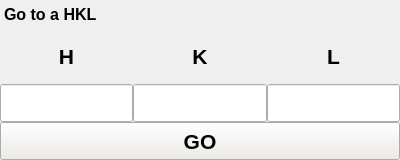
First picture: the form in gui/goto_hkl.ui, repository HugoValim/DAF, before the edit.
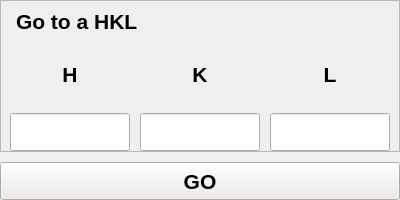
Second picture: the form after the edit.

Commit message: Added th set experiment to daf.gui, also did some changes i daf.expt to accept float values

```diff
--- a/gui/goto_hkl.ui
+++ b/gui/goto_hkl.ui
@@ -7,7 +7,7 @@
     <x>0</x>
     <y>0</y>
     <width>400</width>
-    <height>160</height>
+    <height>200</height>
    </rect>
   </property>
   <property name="windowTitle">
@@ -30,21 +30,49 @@
     <number>0</number>
    </property>
    <item>
+    <widget class="QFrame" name="frame">
+     <property name="frameShape">
+      <enum>QFrame::StyledPanel</enum>
+     </property>
+     <property name="frameShadow">
+      <enum>QFrame::Raised</enum>
+     </property>
+     <layout class="QVBoxLayout" name="verticalLayout_2">
+      <property name="spacing">
+       <number>10</number>
+      </property>
+      <property name="leftMargin">
+       <number>9</number>
+      </property>
+      <property name="topMargin">
+       <number>6</number>
+      </property>
+      <property name="rightMargin">
+       <number>9</number>
+      </property>
+      <property name="bottomMargin">
+       <number>0</number>
+      </property>
+      <item>
     <widget class="QLabel" name="label_4">
      <property name="font">
       <font>
-       <pointsize>-1</pointsize>
+          <pointsize>16</pointsize>
        <weight>75</weight>
        <bold>true</bold>
       </font>
      </property>
+        <property name="autoFillBackground">
+         <bool>false</bool>
+        </property>
      <property name="styleSheet">
       <string notr="true"> QLabel {
     qproperty-alignment: AlignCenter;
     padding: 5px 0px;
     color: rgb(0, 0, 0);
     max-height: 18px;
-    font-size: 16px;
+    font-size: 16pt;
+	font-weight: bold; 
 }</string>
      </property>
      <property name="text">
@@ -53,12 +81,9 @@
     </widget>
    </item>
    <item>
-    <layout class="QGridLayout" name="gridLayout">
-     <property name="spacing">
-      <number>0</number>
-     </property>
-     <item row="1" column="2">
-      <widget class="QLineEdit" name="L_set">
+       <layout class="QGridLayout" name="gridLayout_2">
+        <item row="1" column="1">
+         <widget class="QLineEdit" name="K_set">
        <property name="minimumSize">
         <size>
          <width>75</width>
@@ -73,35 +98,6 @@
        </property>
       </widget>
      </item>
-     <item row="0" column="0">
-      <widget class="QLabel" name="label">
-       <property name="minimumSize">
-        <size>
-         <width>75</width>
-         <height>32</height>
-        </size>
-       </property>
-       <property name="maximumSize">
-        <size>
-         <width>150</width>
-         <height>75</height>
-        </size>
-       </property>
-       <property name="font">
-        <font>
-         <pointsize>16</pointsize>
-         <weight>75</weight>
-         <bold>true</bold>
-        </font>
-       </property>
-       <property name="text">
-        <string>H</string>
-       </property>
-       <property name="alignment">
-        <set>Qt::AlignCenter</set>
-       </property>
-      </widget>
-     </item>
      <item row="0" column="2">
       <widget class="QLabel" name="label_3">
        <property name="minimumSize">
@@ -131,8 +127,8 @@
        </property>
       </widget>
      </item>
-     <item row="1" column="0">
-      <widget class="QLineEdit" name="H_set">
+        <item row="0" column="0">
+         <widget class="QLabel" name="label">
        <property name="minimumSize">
         <size>
          <width>75</width>
@@ -142,9 +138,22 @@
        <property name="maximumSize">
         <size>
          <width>150</width>
-         <height>38</height>
-        </size>
-       </property>
+            <height>75</height>
+           </size>
+          </property>
+          <property name="font">
+           <font>
+            <pointsize>16</pointsize>
+            <weight>75</weight>
+            <bold>true</bold>
+           </font>
+          </property>
+          <property name="text">
+           <string>H</string>
+          </property>
+          <property name="alignment">
+           <set>Qt::AlignCenter</set>
+          </property>
       </widget>
      </item>
      <item row="0" column="1">
@@ -176,8 +185,8 @@
        </property>
       </widget>
      </item>
-     <item row="1" column="1">
-      <widget class="QLineEdit" name="K_set">
+        <item row="1" column="2">
+         <widget class="QLineEdit" name="L_set">
        <property name="minimumSize">
         <size>
          <width>75</width>
@@ -192,7 +201,42 @@
        </property>
       </widget>
      </item>
-    </layout>
+        <item row="1" column="0">
+         <widget class="QLineEdit" name="H_set">
+          <property name="minimumSize">
+           <size>
+            <width>75</width>
+            <height>32</height>
+           </size>
+          </property>
+          <property name="maximumSize">
+           <size>
+            <width>150</width>
+            <height>38</height>
+           </size>
+          </property>
+         </widget>
+        </item>
+       </layout>
+      </item>
+     </layout>
+    </widget>
+   </item>
+   <item>
+    <spacer name="verticalSpacer">
+     <property name="orientation">
+      <enum>Qt::Vertical</enum>
+     </property>
+     <property name="sizeType">
+      <enum>QSizePolicy::Fixed</enum>
+     </property>
+     <property name="sizeHint" stdset="0">
+      <size>
+       <width>20</width>
+       <height>10</height>
+      </size>
+     </property>
+    </spacer>
    </item>
    <item>
     <widget class="QPushButton" name="calc_HKL">
```
Left out of the diff: 3 changed lines with no effect on the pictures. Lines whose indentation alone changed are shown as unchanged. The commit also changes 7 other files.
